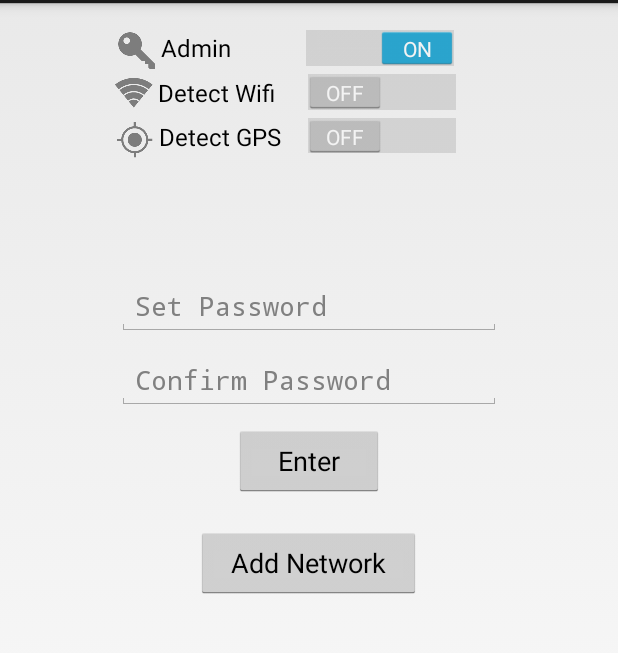
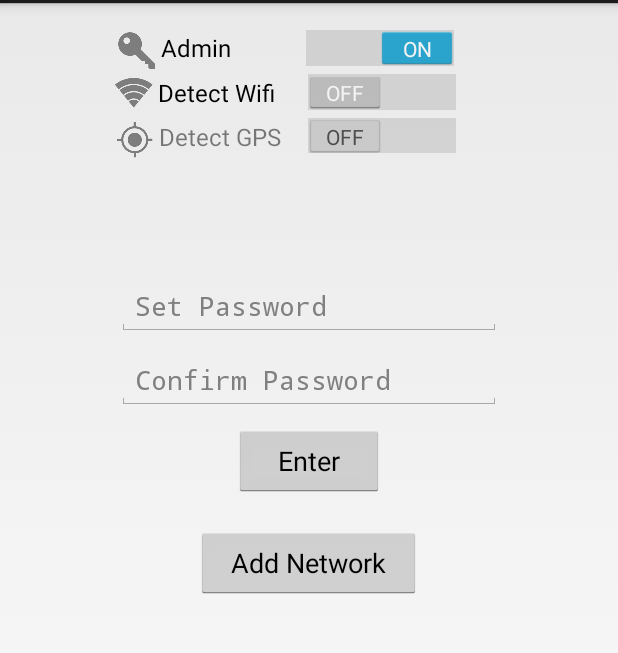
Before and after one commit to Mechdriver/wifi-lock, an Android app: the screen it shows after launch (MainActivity), in the options menu, after a tap on "Settings", on a phone screen of 412 x 824 dp, the part 69-722 px from its top. Run offline under Robolectric (Android 15) with nearby library versions, the phone set to English and light mode, and no system bars; 1 statement that could not run was skipped.

Commit message:
Fixed a bug. Pretty sure it had something to do with wifi being disabled while the device screen was off and my app not detecting it. Also added a network button in the action bar.

```diff
--- a/app/src/main/java/com/behnke/wifilock/MainActivity.java
+++ b/app/src/main/java/com/behnke/wifilock/MainActivity.java
@@ -23,6 +23,9 @@ import java.util.ArrayList;
 //TODO: Display a list of saved networks for the user.
 //TODO: Delete saved network.
 //TODO: Make "running" notification.
+//TODO: Make an initial password prompt that goes away.
+//TODO: Initial tutorial screen.
+//TODO: Scan phone to look for saved networks?
 
 /**
  * The heart of the app. Where everything gets called.
@@ -158,7 +161,6 @@ public class MainActivity extends Activity {
             }
         });
 
-        //TODO: Make adminSwitch switch only if the admin is actually active.
         adminSwitch.setOnClickListener(new View.OnClickListener() {
             @Override
             public void onClick(View view) {
@@ -210,6 +212,10 @@ public class MainActivity extends Activity {
         });
     }
 
+    private void openManageNetworks() {
+
+    }
+
     private void setState() {
 
         if (wifiService != null && wifiService.isRebound()) {
@@ -239,6 +245,8 @@ public class MainActivity extends Activity {
             startButton.setText("Start");
             startButton.setEnabled(false);
         }
+
+        gpsSwitch.setEnabled(false);
     }
 
     /**
@@ -302,7 +310,17 @@ public class MainActivity extends Activity {
         // Handle action bar item clicks here. The action bar will
         // automatically handle clicks on the Home/Up button, so long
         // as you specify a parent activity in AndroidManifest.xml.
-        int id = item.getItemId();
-        return id == R.id.action_settings || super.onOptionsItemSelected(item);
+        switch (item.getItemId()) {
+            case R.id.action_networks:
+                openManageNetworks();
+                return true;
+
+            case R.id.action_settings:
+                //TODO: Settings Menu
+                return true;
+
+            default:
+                return super.onOptionsItemSelected(item);
+        }
     }
 }
--- a/app/src/main/java/com/behnke/wifilock/WifiConnectionReceiver.java
+++ b/app/src/main/java/com/behnke/wifilock/WifiConnectionReceiver.java
@@ -24,7 +24,7 @@ public class WifiConnectionReceiver extends BroadcastReceiver {
     public void onReceive(Context context, Intent intent) {
         final String action = intent.getAction();
 
-        if (run && action.equals(WifiManager.NETWORK_STATE_CHANGED_ACTION)) {
+        if (run && (action.equals(WifiManager.NETWORK_STATE_CHANGED_ACTION) || action.equals(WifiManager.WIFI_STATE_CHANGED_ACTION))) {
             wifiLockService.checkWifiNetworks();
         }
     }
--- a/app/src/main/res/menu/main.xml
+++ b/app/src/main/res/menu/main.xml
@@ -1,6 +1,10 @@
 <menu xmlns:android="http://schemas.android.com/apk/res/android"
     xmlns:tools="http://schemas.android.com/tools"
     tools:context=".MainActivity" >
+    <item android:id="@+id/action_networks"
+        android:title="Networks"
+        android:orderInCategory="1"
+        android:showAsAction="never" />
     <item android:id="@+id/action_settings"
         android:title="@string/action_settings"
         android:orderInCategory="100"
```
